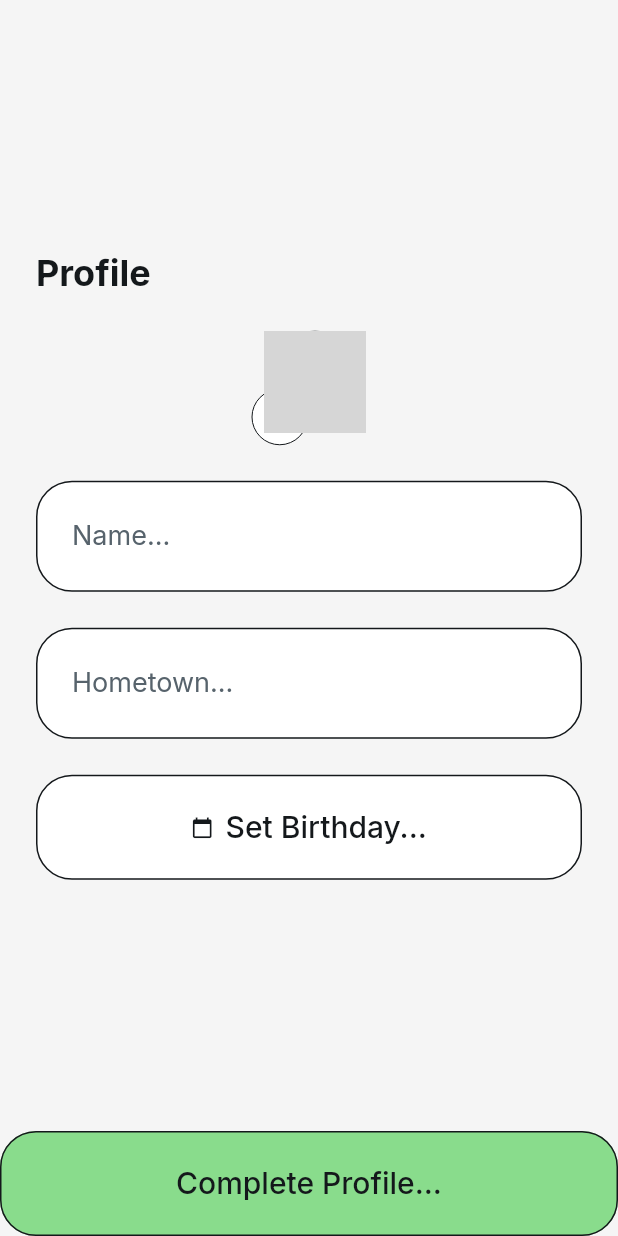
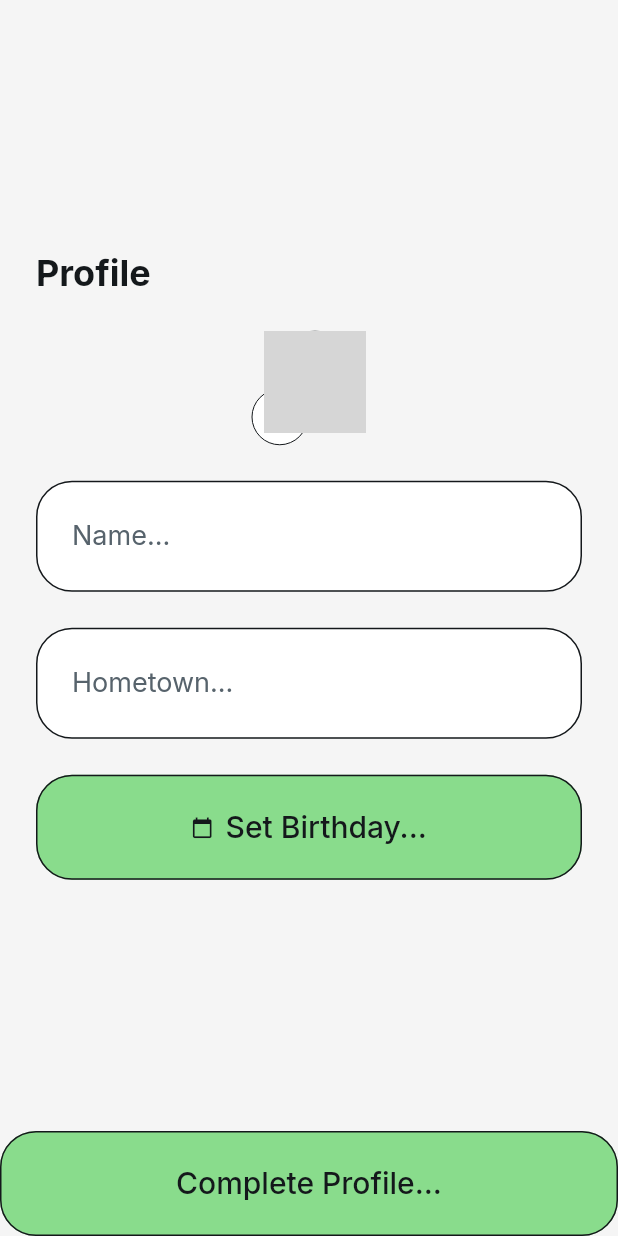
Before and after one commit to JGriffin04/TodoApp-FlutterFlow, a Flutter app: the OnboardingWidget screen opened by its route, on a phone screen of 412 x 824 dp. Run offline on Flutter 3.47's test engine with Material 3 defaults, Android fonts, the phone set to English and light mode, and no system bars; drawn by our look-alikes of auto_size_text; our stand-ins replace cloud_firestore, easy_debounce, file_picker, firebase_auth, firebase_core, firebase_storage and 13 more; missing offline and left inert: json_path, mime_type; accounts and stored records are empty; network calls fail; grey boxes are pictures that could not be loaded.

Commit message:
Updating to latest FlutterFlow output.

```diff
--- a/lib/onboarding/onboarding_widget.dart
+++ b/lib/onboarding/onboarding_widget.dart
@@ -428,8 +428,7 @@ class _OnboardingWidgetState extends State<OnboardingWidget> {
                               16.0, 0.0, 16.0, 0.0),
                           iconPadding: EdgeInsetsDirectional.fromSTEB(
                               0.0, 0.0, 0.0, 0.0),
-                          color:
-                              FlutterFlowTheme.of(context).secondaryBackground,
+                          color: FlutterFlowTheme.of(context).primary,
                           textStyle: FlutterFlowTheme.of(context)
                               .labelMedium
                               .override(
```
